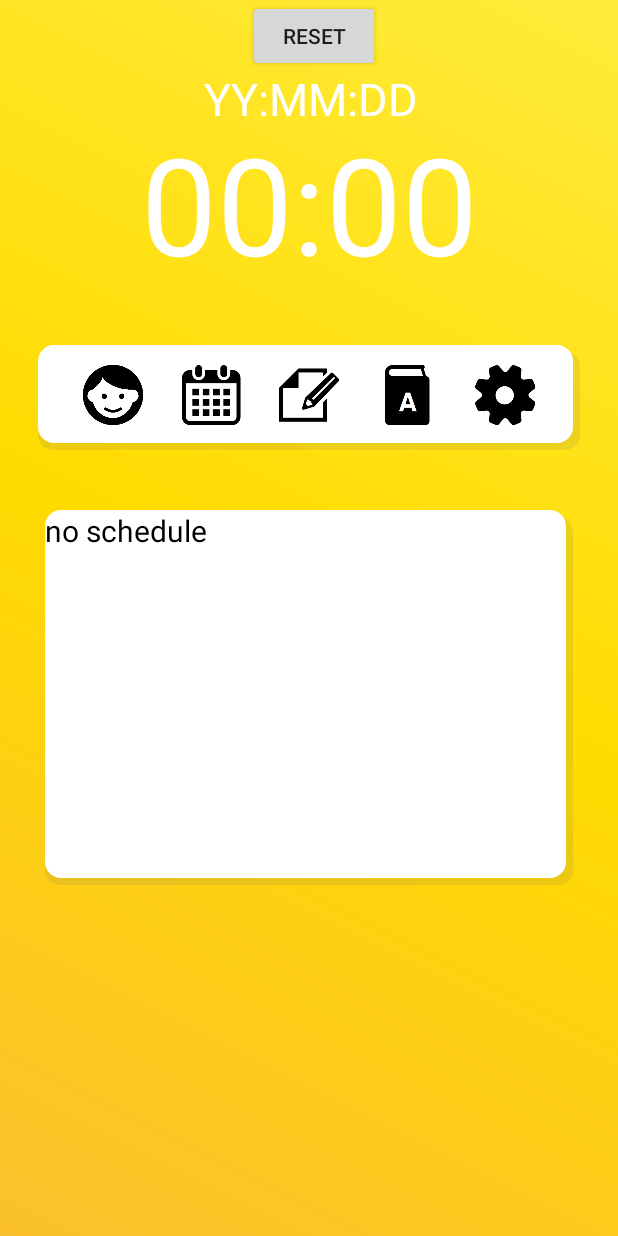
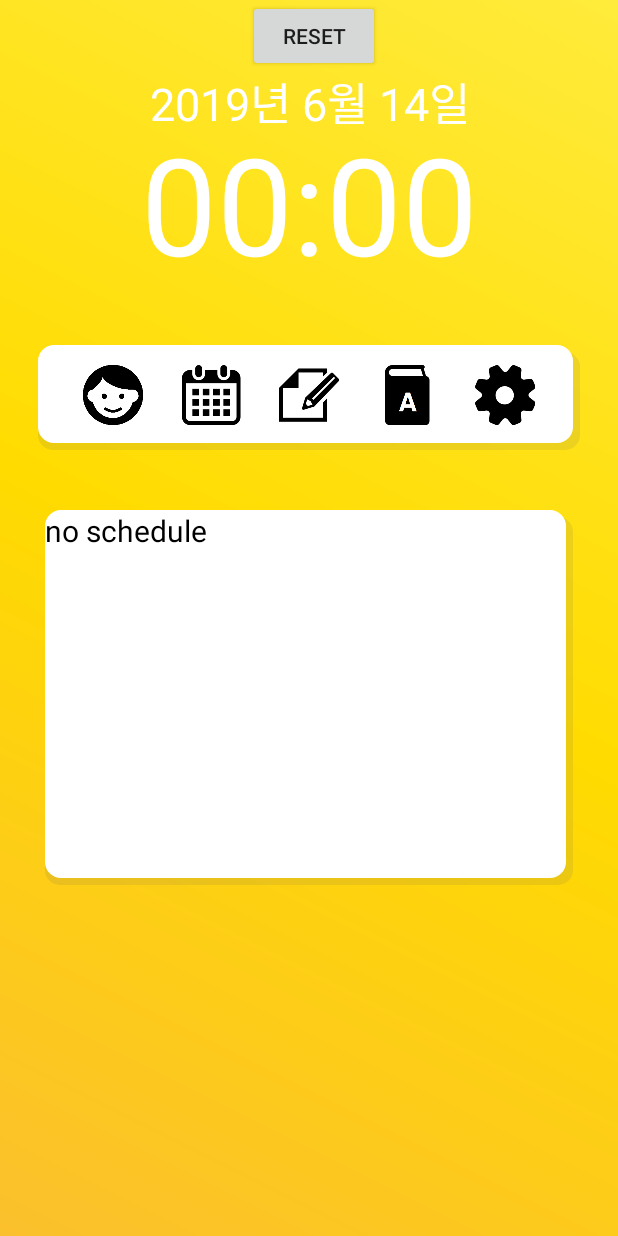
Before and after one commit to wjrmffldrhrl/mobileteam, an Android app: the screen it shows after launch (MainActivity), on a phone screen of 412 x 824 dp. Run offline under Robolectric (Android 15) with nearby library versions, the phone set to English and light mode, and no system bars; our stand-ins replace AdMob.

Commit message:
오늘 날자 추가

```diff
--- a/app/src/main/java/com/jsh/annu/MainActivity.java
+++ b/app/src/main/java/com/jsh/annu/MainActivity.java
@@ -50,7 +50,7 @@ public class MainActivity extends AppCompatActivity {
 
     Chronometer timer;//타이머
     Button reset;
-    TextView schedule_view;
+    TextView schedule_view,todayview;
     long stop_time = 0;//정지한 시간을 계산
     long now = System.currentTimeMillis();
 
@@ -59,8 +59,9 @@ public class MainActivity extends AppCompatActivity {
 
     Date date = new Date(now);
     SimpleDateFormat sdf = new SimpleDateFormat("yyyy,M,d");//오늘 날자 가져오기
+    SimpleDateFormat fds = new SimpleDateFormat("yyyy년 M월 d일");
     String getTime = sdf.format(date);
-
+    String today = fds.format(date);
 
     @Override
     protected void onCreate(Bundle savedInstanceState) {
@@ -92,10 +93,13 @@ public class MainActivity extends AppCompatActivity {
         intent = new Intent(this, EyeService.class);
         setting = (ImageButton) findViewById(R.id.setting);
         schedule_view = (TextView)findViewById(R.id.study_txt_schedule);
+        todayview = (TextView)findViewById(R.id.study_txt_today);
 
         timer = (Chronometer) findViewById(R.id.study_timer);//타이머 id 선언 (final 지우면 정지,시작,리셋 메서드 실행 안됨)
         reset = (Button) findViewById(R.id.study_bt_reset);////타이머 리셋버튼 선언
         calendar = (ImageButton) findViewById(R.id.study_bt_calendar);//켈린더 test
+
+        todayview.setText(today);
 
         if (cursor != null && cursor.getCount() != 0)//오늘 일정이 있는지 없는지 확인
             schedule_view.setText(cursor.getString(1));//스케쥴이 있다면 가져오기
--- a/app/src/main/res/layout/study_select.xml
+++ b/app/src/main/res/layout/study_select.xml
@@ -6,11 +6,12 @@
     android:background="@drawable/button">
 
     <TextView
+        android:id="@+id/study_txt_today"
         android:layout_width="wrap_content"
         android:layout_height="wrap_content"
         android:layout_alignParentStart="true"
         android:layout_alignParentTop="true"
-        android:layout_marginStart="136dp"
+        android:layout_marginStart="100dp"
         android:layout_marginTop="45dp"
         android:layout_marginBottom="130dp"
         android:gravity="center"
```
